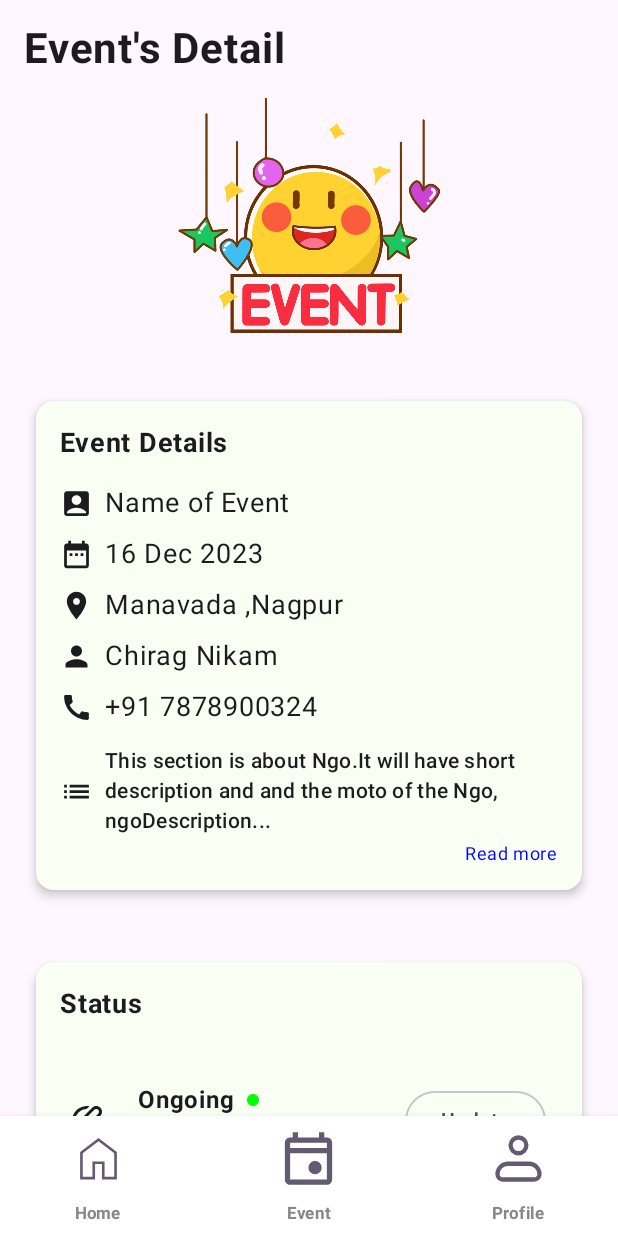
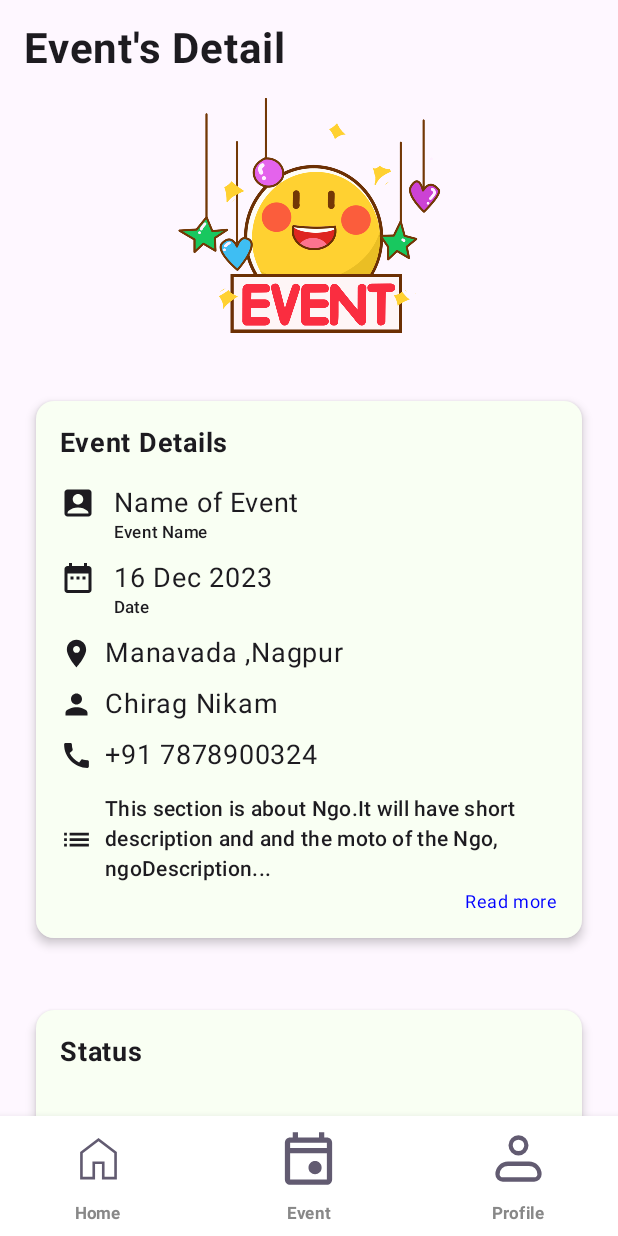
Before and after one commit to ChiragNikam/SevaSahyog, an Android app built with Jetpack Compose: the EventDetailScreen screen opened through its navigation route, on a phone screen of 412 x 824 dp. Run offline under Robolectric (Android 15) with nearby library versions, the phone set to English and light mode, and no system bars.

```diff
--- a/app/src/main/java/com/learn/sevasahyog/ngo_home/presentation/EventDetails.kt
+++ b/app/src/main/java/com/learn/sevasahyog/ngo_home/presentation/EventDetails.kt
@@ -56,6 +56,7 @@ import androidx.compose.ui.tooling.preview.Preview
 import androidx.compose.ui.unit.dp
 import androidx.compose.ui.unit.sp
 import com.learn.sevasahyog.R
+import com.learn.sevasahyog.common.DataViewInCard
 import com.learn.sevasahyog.ui.theme.SevaSahyogTheme
 
 @Composable
@@ -124,21 +125,21 @@ fun EvenDetails(eventName: String, eventDate: String, eventLocation: String, eve
 
             Spacer(modifier = Modifier.height(16.dp))
 
-            EventTextInfo(
-                text = eventName,
-                imageVector = Icons.Default.AccountBox
-            )
+            DataViewInCard(info = eventName, infoDesc = "Event Name", image = Icons.Default.AccountBox)
+
             Spacer(modifier = Modifier.height(10.dp))
-            EventTextInfo(
-                text = eventDate,
-                imageVector = Icons.Default.DateRange
-            )
+
+            DataViewInCard(info = eventDate, infoDesc = "Date", image = Icons.Default.DateRange)
+
             Spacer(modifier = Modifier.height(10.dp))
+
             EventTextInfo(
                 text = eventLocation,
                 imageVector = Icons.Default.Place
             )
+
             Spacer(modifier = Modifier.height(10.dp))
+
             EventTextInfo(
                 text = eventOrganizer,
                 imageVector = Icons.Default.Person
```
Also changed, not shown: app/src/main/java/com/learn/sevasahyog/ngo_home/domain/ProfileViewModel.kt (+7 -0 lines), app/src/main/java/com/learn/sevasahyog/ngo_home/presentation/ProfileScreen.kt (+13 -7 lines).
